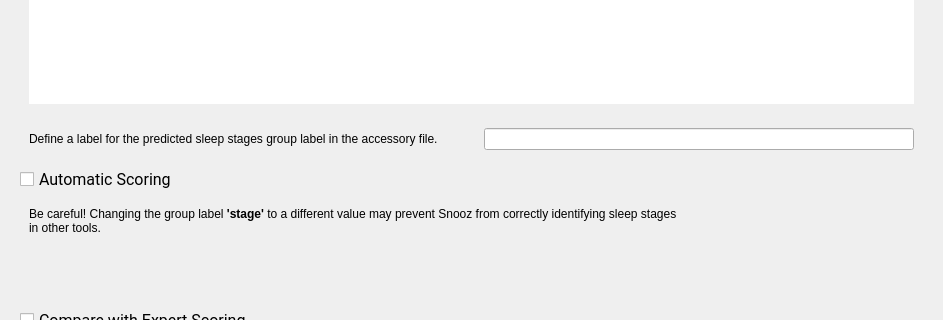
SnoozToolbox/snooz-package-ceams, file tools/CEAMSTools/ScoreSleepStagesYASA/ExportResultsStep/Ui_ExportResultsStep.ui: the form before one commit; both pictures show x 0 to 943 and y 137 to 457 of the 943 by 729 pixel window.
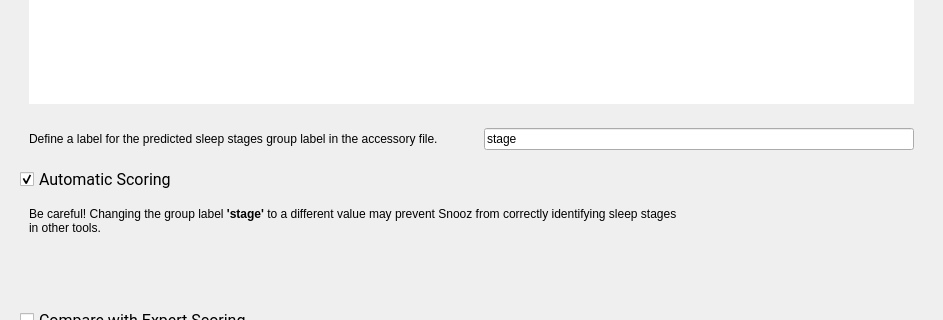
The form after the commit.

Commit message: PSGReader : sleep stages match the signals. YASA stage scoring updated to be consistent with other tools. Discontinuous files still not working. Stellate file are corrupted.

```diff
--- a/tools/CEAMSTools/ScoreSleepStagesYASA/ExportResultsStep/Ui_ExportResultsStep.ui
+++ b/tools/CEAMSTools/ScoreSleepStagesYASA/ExportResultsStep/Ui_ExportResultsStep.ui
@@ -122,7 +122,7 @@
            <item>
             <widget class="QLineEdit" name="lineEdit_2">
              <property name="text">
-              <string/>
+              <string>stage</string>
              </property>
             </widget>
            </item>
@@ -158,6 +158,9 @@
           <property name="text">
            <string>Automatic Scoring</string>
           </property>
+          <property name="checked">
+           <bool>true</bool>
+          </property>
          </widget>
         </item>
         <item>
```
Left out of the diff: 3 changed lines with no effect on the pictures. The commit also changes 7 other files.
